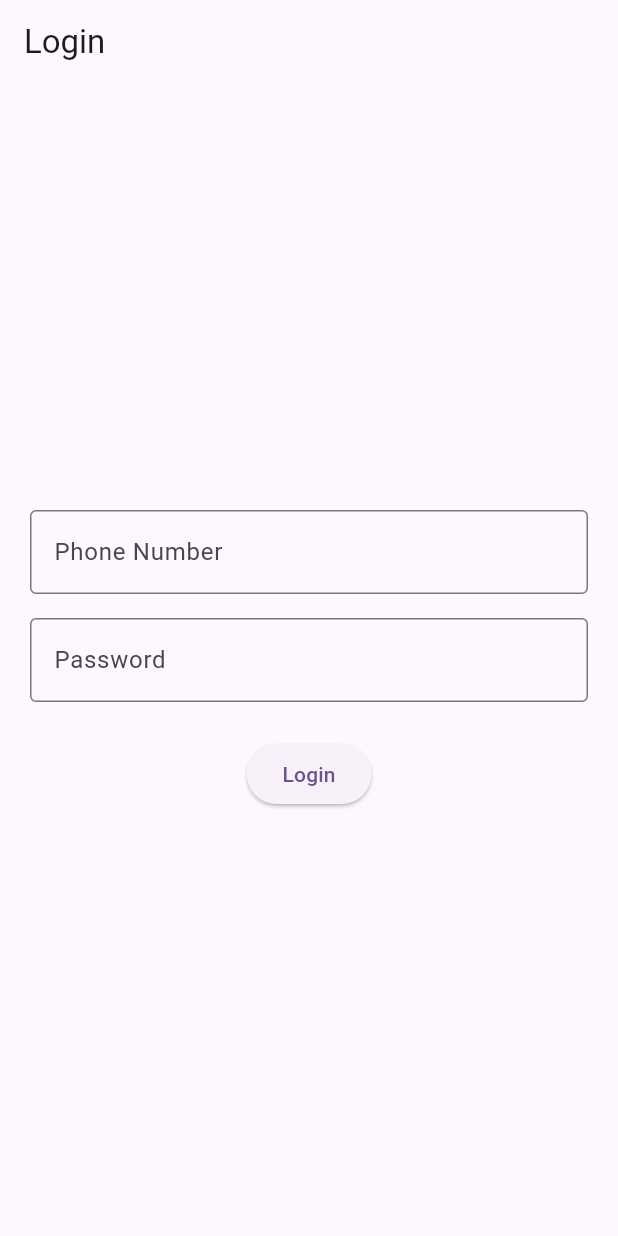
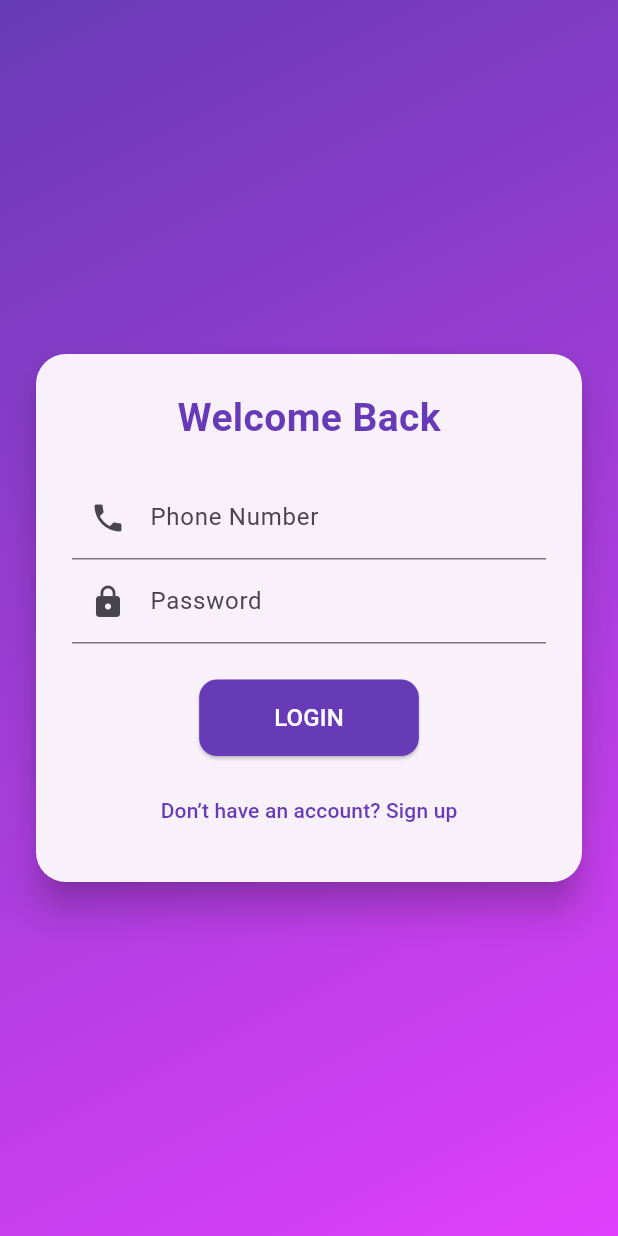
Before and after one commit to supekarsuraj/studystay, a Flutter app: the screen it shows after launch, on a phone screen of 412 x 824 dp. Run offline on Flutter 3.47's test engine with Material 3 defaults, Android fonts, the phone set to English and light mode, and no system bars.

```diff
--- a/lib/views/login_view.dart
+++ b/lib/views/login_view.dart
@@ -1,51 +1,116 @@
 import 'package:flutter/material.dart';
+import 'dart:convert';
+import 'package:http/http.dart' as http;
 import 'home_view.dart';
+import 'signup_view.dart';
 
-class LoginView extends StatelessWidget {
+class LoginView extends StatefulWidget {
   const LoginView({super.key});
 
   @override
+  State<LoginView> createState() => _LoginViewState();
+}
+
+class _LoginViewState extends State<LoginView> {
+  final phoneController = TextEditingController();
+  final passwordController = TextEditingController();
+
+  Future<void> login() async {
+    final phone = phoneController.text;
+    final password = passwordController.text;
+
+    final response = await http.post(
+      Uri.parse('http://10.226.84.50:8080/user/login?phone=$phone&password=$password'),
+    );
+
+    if (response.statusCode == 200 && response.body.contains("successful")) {
+      Navigator.pushReplacement(
+        context,
+        MaterialPageRoute(builder: (_) => const HomeView()),
+      );
+    } else {
+      ScaffoldMessenger.of(context).showSnackBar(
+        SnackBar(content: Text("Login failed: ${response.body}")),
+      );
+    }
+  }
+
+  @override
   Widget build(BuildContext context) {
-    final phoneCtrl = TextEditingController();
-    final passCtrl = TextEditingController();
-
     return Scaffold(
-      appBar: AppBar(title: const Text('Login')),
-      body: Padding(
-        padding: const EdgeInsets.all(20.0),
-        child: Column(
-          mainAxisAlignment: MainAxisAlignment.center,
-          children: [
-            // Phone number with +91 prefix
-            TextField(
-              controller: phoneCtrl,
-              keyboardType: TextInputType.phone,
-              decoration: const InputDecoration(
-                labelText: 'Phone Number',
-                prefixText: '+91 ',
-                border: OutlineInputBorder(),
+      body: Container(
+        decoration: const BoxDecoration(
+          gradient: LinearGradient(
+            colors: [Colors.deepPurple, Colors.purpleAccent],
+            begin: Alignment.topLeft,
+            end: Alignment.bottomRight,
           ),
         ),
-            const SizedBox(height: 16),
+        child: Center(
+          child: Card(
+            elevation: 10,
+            shape:
+            RoundedRectangleBorder(borderRadius: BorderRadius.circular(20)),
+            margin: const EdgeInsets.symmetric(horizontal: 24),
+            child: Padding(
+              padding: const EdgeInsets.all(24),
+              child: Column(
+                mainAxisSize: MainAxisSize.min,
+                children: [
+                  const Text(
+                    "Welcome Back",
+                    style: TextStyle(
+                        fontSize: 26,
+                        fontWeight: FontWeight.bold,
+                        color: Colors.deepPurple),
+                  ),
+                  const SizedBox(height: 20),
                   TextField(
-              controller: passCtrl,
+                    controller: phoneController,
+                    decoration: const InputDecoration(
+                      labelText: "Phone Number",
+                      prefixIcon: Icon(Icons.phone),
+                    ),
+                  ),
+                  TextField(
+                    controller: passwordController,
                     obscureText: true,
                     decoration: const InputDecoration(
-                labelText: 'Password',
-                border: OutlineInputBorder(),
+                      labelText: "Password",
+                      prefixIcon: Icon(Icons.lock),
                     ),
                   ),
                   const SizedBox(height: 24),
                   ElevatedButton(
-              onPressed: () {
-                // No validation → directly go to Home
-                Navigator.of(context).pushReplacement(
-                  MaterialPageRoute(builder: (_) => const HomeView()),
-                );
-              },
-              child: const Text('Login'),
+                    onPressed: login,
+                    style: ElevatedButton.styleFrom(
+                      backgroundColor: Colors.deepPurple,
+                      padding: const EdgeInsets.symmetric(
+                          horizontal: 50, vertical: 14),
+                      shape: RoundedRectangleBorder(
+                        borderRadius: BorderRadius.circular(12),
+                      ),
+                    ),
+                    child: const Text(
+                      "LOGIN",
+                      style: TextStyle(color: Colors.white, fontSize: 16),
+                    ),
+                  ),
+                  const SizedBox(height: 12),
+                  TextButton(
+                    onPressed: () => Navigator.push(
+                      context,
+                      MaterialPageRoute(builder: (_) => const SignupView()),
+                    ),
+                    child: const Text(
+                      "Don’t have an account? Sign up",
+                      style: TextStyle(color: Colors.deepPurple),
+                    ),
                   ),
                 ],
+              ),
+            ),
+          ),
         ),
       ),
     );
--- a/pubspec.yaml
+++ b/pubspec.yaml
@@ -12,6 +12,8 @@ dependencies:
     sdk: flutter
   cupertino_icons: ^1.0.8
   provider: ^6.1.1   # ← Fixed indentation
+  http: ^1.2.2   # ← Add this line
+
 
 dev_dependencies:
   flutter_test:
```
Also changed, not shown: lib/views/signup_view.dart (added, +164 -0 lines), pubspec.lock, 1 other file. Lines whose indentation alone changed are shown as unchanged.
